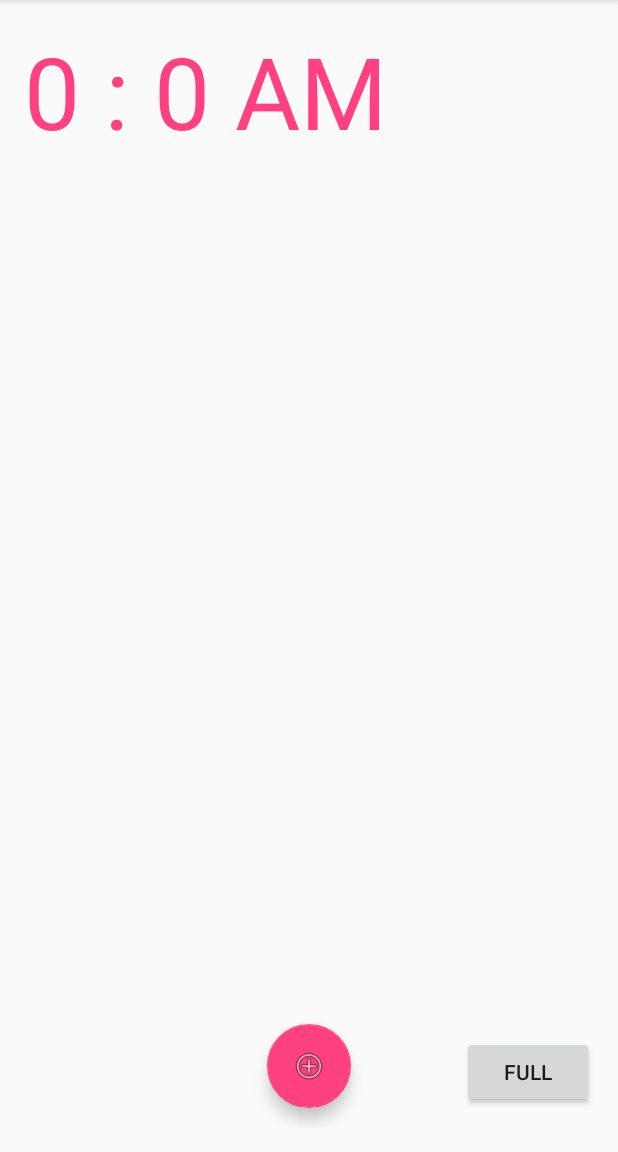
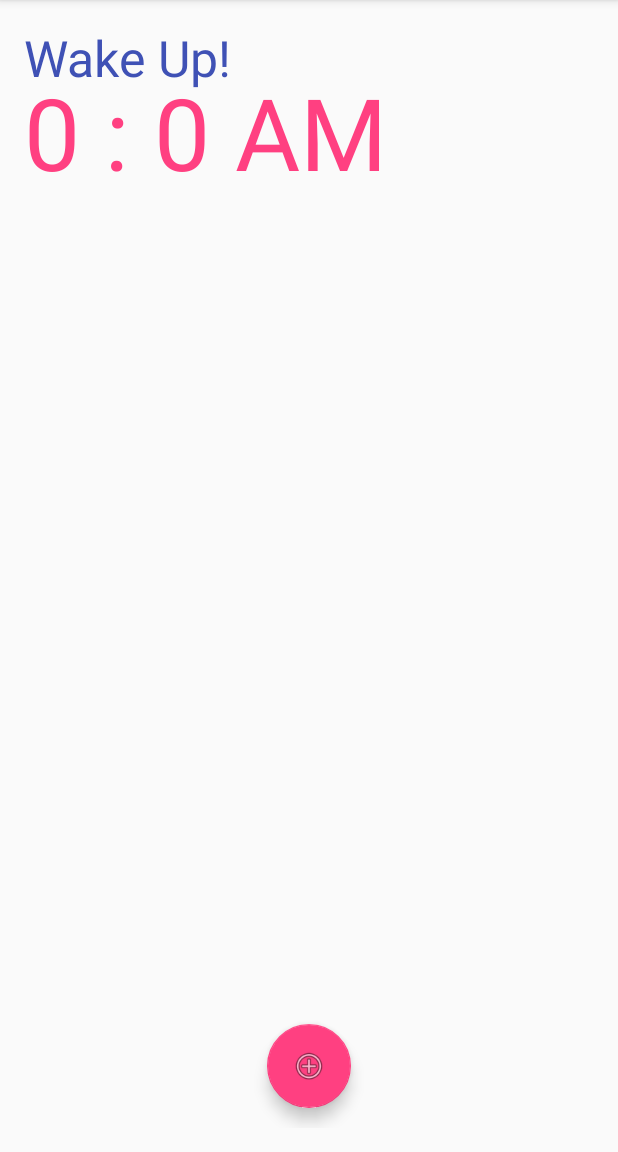
Before and after one commit to adiv2/HexClock, an Android app: the screen it shows after launch (MainActivity), on a phone screen of 412 x 824 dp, the part 84-1236 px from its top. Run offline under Robolectric (Android 15) with nearby library versions, the phone set to English and light mode, and no system bars.

Commit message:
Version 1

```diff
--- a/app/src/main/res/layout/activity_main.xml
+++ b/app/src/main/res/layout/activity_main.xml
@@ -24,22 +24,26 @@
         android:layout_marginBottom="13dp"
         android:onClick="launchPicker"/>
 
-    <Button
-        android:text="full"
+    <TextView
+        android:text="Wake Up!"
+        android:textColor="@color/colorPrimary"
         android:layout_width="wrap_content"
         android:layout_height="wrap_content"
-        android:id="@+id/button2"
-        android:onClick="launchFull"
-        android:layout_alignBottom="@+id/floatingActionButton"
-        android:layout_alignParentEnd="true"/>
+        android:id="@+id/textView2"
+        android:layout_alignParentTop="true"
+        android:layout_alignParentStart="true"
+        android:textSize="50px"
+        android:paddingBottom="8dp"/>
 
     <TextView
-        android:text=""
         android:layout_width="wrap_content"
         android:layout_height="wrap_content"
         android:id="@+id/textView1"
         android:textSize="100px"
         android:textColor="@color/colorAccent"
-        />
+        android:layout_marginTop="27dp"
+        android:text="hi"
+        android:layout_alignParentTop="true"
+        android:layout_alignParentStart="true"/>
 
 </RelativeLayout>
```
